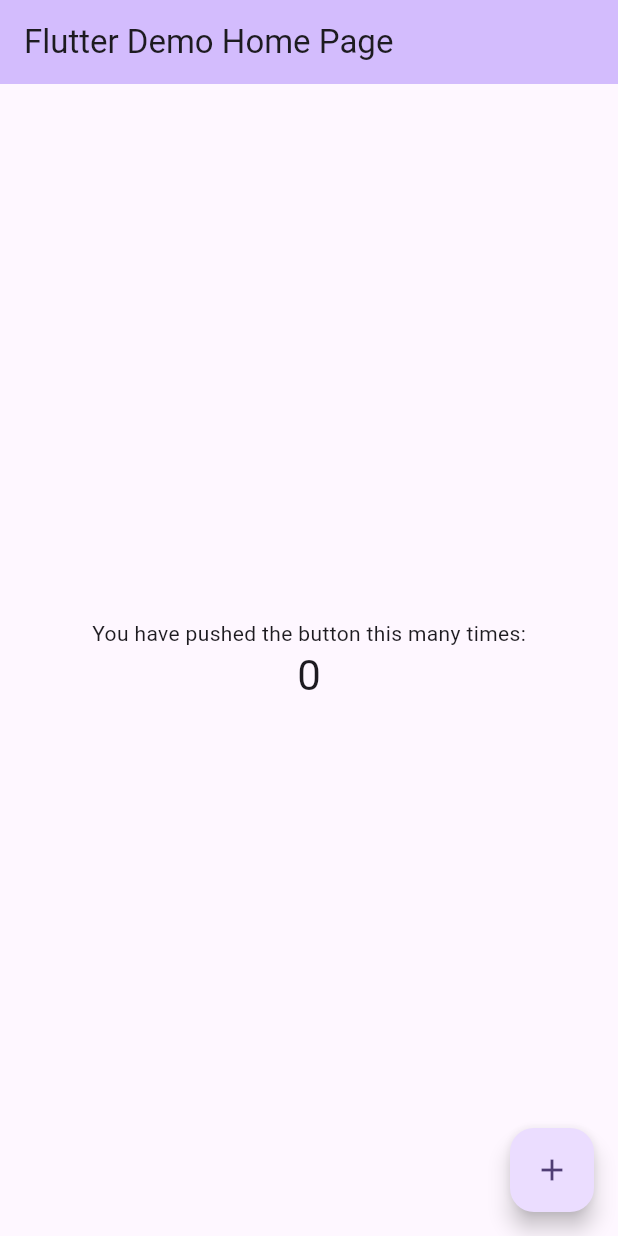
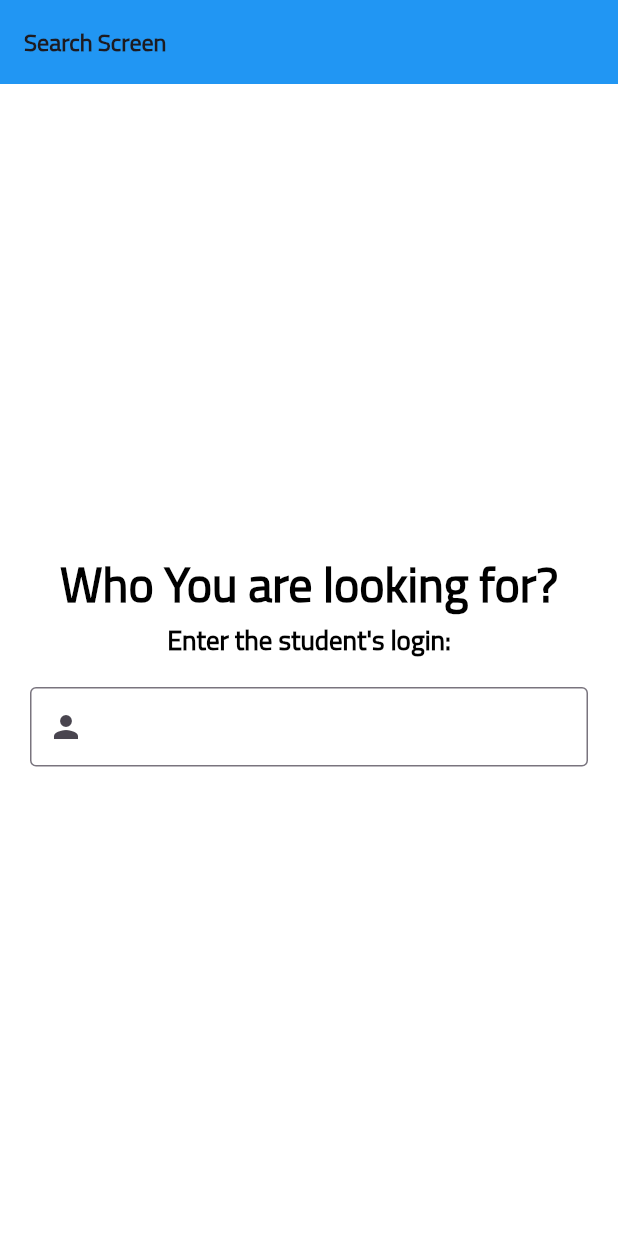
Before and after one commit to barimehdi77/Swifty-Companion, a Flutter app: the screen it shows after launch, on a phone screen of 412 x 824 dp. Run offline on Flutter 3.47's test engine with Material 3 defaults, Android fonts, the phone set to English and light mode, and no system bars.

Commit message:
feat: start working on the search screen

```diff
--- /dev/null
+++ b/lib/constants/themes/custom_themes/text_theme.dart
@@ -0,0 +1,134 @@
+import 'package:flutter/material.dart';
+
+class SCTextTheme {
+  SCTextTheme._();
+
+  static TextTheme lightTextTheme = TextTheme(
+    // Headlines TextStyle
+    headlineLarge: const TextStyle().copyWith(
+      fontSize: 32.0,
+      fontWeight: FontWeight.bold,
+      color: Colors.black,
+    ),
+    headlineMedium: const TextStyle().copyWith(
+      fontSize: 24.0,
+      fontWeight: FontWeight.bold,
+      color: Colors.black,
+    ),
+    headlineSmall: const TextStyle().copyWith(
+      fontSize: 18.0,
+      fontWeight: FontWeight.bold,
+      color: Colors.black,
+    ),
+
+    // Title TextStyle
+    titleLarge: const TextStyle().copyWith(
+      fontSize: 16.0,
+      fontWeight: FontWeight.w600,
+      color: Colors.black,
+    ),
+    titleMedium: const TextStyle().copyWith(
+      fontSize: 16.0,
+      fontWeight: FontWeight.w500,
+      color: Colors.black,
+    ),
+    titleSmall: const TextStyle().copyWith(
+      fontSize: 16.0,
+      fontWeight: FontWeight.w300,
+      color: Colors.black,
+    ),
+
+    // Body TextStyle
+    bodyLarge: const TextStyle().copyWith(
+      fontSize: 14.0,
+      fontWeight: FontWeight.w500,
+      color: Colors.black,
+    ),
+    bodyMedium: const TextStyle().copyWith(
+      fontSize: 14.0,
+      fontWeight: FontWeight.normal,
+      color: Colors.black,
+    ),
+    bodySmall: const TextStyle().copyWith(
+      fontSize: 14.0,
+      fontWeight: FontWeight.w500,
+      color: Colors.black.withOpacity(0.5),
+    ),
+
+    // Label TextStyle
+    labelLarge: const TextStyle().copyWith(
+      fontSize: 12.0,
+      fontWeight: FontWeight.normal,
+      color: Colors.black,
+    ),
+    labelMedium: const TextStyle().copyWith(
+      fontSize: 12.0,
+      fontWeight: FontWeight.normal,
+      color: Colors.black,
+    ),
+  );
+  static TextTheme darkTextTheme = TextTheme(
+    // Headlines TextStyle
+    headlineLarge: const TextStyle().copyWith(
+      fontSize: 32.0,
+      fontWeight: FontWeight.bold,
+      color: Colors.white,
+    ),
+    headlineMedium: const TextStyle().copyWith(
+      fontSize: 24.0,
+      fontWeight: FontWeight.bold,
+      color: Colors.white,
+    ),
+    headlineSmall: const TextStyle().copyWith(
+      fontSize: 18.0,
+      fontWeight: FontWeight.bold,
+      color: Colors.white,
+    ),
+
+    // Title TextStyle
+    titleLarge: const TextStyle().copyWith(
+      fontSize: 16.0,
+      fontWeight: FontWeight.w600,
+      color: Colors.white,
+    ),
+    titleMedium: const TextStyle().copyWith(
+      fontSize: 16.0,
+      fontWeight: FontWeight.w500,
+      color: Colors.white,
+    ),
+    titleSmall: const TextStyle().copyWith(
+      fontSize: 16.0,
+      fontWeight: FontWeight.w300,
+      color: Colors.white,
+    ),
+
+    // Body TextStyle
+    bodyLarge: const TextStyle().copyWith(
+      fontSize: 14.0,
+      fontWeight: FontWeight.w500,
+      color: Colors.white,
+    ),
+    bodyMedium: const TextStyle().copyWith(
+      fontSize: 14.0,
+      fontWeight: FontWeight.normal,
+      color: Colors.white,
+    ),
+    bodySmall: const TextStyle().copyWith(
+      fontSize: 14.0,
+      fontWeight: FontWeight.w500,
+      color: Colors.white.withOpacity(0.5),
+    ),
+
+    // Label TextStyle
+    labelLarge: const TextStyle().copyWith(
+      fontSize: 12.0,
+      fontWeight: FontWeight.normal,
+      color: Colors.white,
+    ),
+    labelMedium: const TextStyle().copyWith(
+      fontSize: 12.0,
+      fontWeight: FontWeight.normal,
+      color: Colors.white,
+    ),
+  );
+}
--- /dev/null
+++ b/lib/constants/themes/theme.dart
@@ -0,0 +1,25 @@
+import 'package:flutter/material.dart';
+import 'package:swifty_companion/constants/themes/custom_themes/text_theme.dart';
+
+class SCAppTheme {
+  SCAppTheme._();
+
+  static ThemeData lightTheme = ThemeData(
+    useMaterial3: true,
+    fontFamily: 'Cairo',
+    brightness: Brightness.light,
+    primaryColor: Colors.blue,
+    scaffoldBackgroundColor: Colors.white,
+    textTheme: SCTextTheme.lightTextTheme,
+  );
+
+  static ThemeData darkTheme = ThemeData(
+    useMaterial3: true,
+    fontFamily: 'Cairo',
+    brightness: Brightness.dark,
+    primaryColor: Colors.blue,
+    scaffoldBackgroundColor: Colors.black,
+    textTheme: SCTextTheme.darkTextTheme,
+  );
+
+}
--- /dev/null
+++ b/lib/features/search/screens/search_screen.dart
@@ -0,0 +1,59 @@
+import 'package:flutter/material.dart';
+
+class SearchScreen extends StatefulWidget {
+  const SearchScreen({super.key});
+
+  @override
+  State<SearchScreen> createState() => _SearchScreenState();
+}
+
+class _SearchScreenState extends State<SearchScreen> {
+  final TextEditingController _searchController = TextEditingController();
+
+  @override
+  Widget build(BuildContext context) {
+    final theme = Theme.of(context);
+    return Scaffold(
+      appBar: AppBar(
+        backgroundColor: theme.primaryColor,
+        title: const Text("Search Screen"),
+      ),
+      body: Container(
+        padding: const EdgeInsets.all(20),
+        child: Column(
+          mainAxisAlignment: MainAxisAlignment.center,
+          children: <Widget>[
+            Text(
+              'Who You are looking for?',
+              style: theme.textTheme.headlineLarge,
+            ),
+            const SizedBox(
+              height: 5,
+            ),
+            Text(
+              'Enter the student\'s login:',
+              style: theme.textTheme.headlineSmall,
+            ),
+            const SizedBox(
+              height: 20,
+            ),
+            TextFormField(
+              controller: _searchController,
+              textInputAction: TextInputAction.search,
+              autofocus: false,
+              maxLines: 1,
+              enableSuggestions: true,
+              keyboardType: TextInputType.name,
+              decoration: const InputDecoration(
+                border: OutlineInputBorder(),
+                prefixIcon: Icon(
+                  Icons.person,
+                ),
+              ),
+            ),
+          ],
+        ),
+      ),
+    );
+  }
+}
--- a/lib/main.dart
+++ b/lib/main.dart
@@ -1,4 +1,6 @@
 import 'package:flutter/material.dart';
+import 'package:swifty_companion/constants/themes/theme.dart';
+import 'package:swifty_companion/features/search/screens/search_screen.dart';
 
 void main() {
   runApp(const MyApp());
@@ -9,60 +11,16 @@ class MyApp extends StatelessWidget {
   @override
   Widget build(BuildContext context) {
     return MaterialApp(
-      title: 'Flutter Demo',
-      theme: ThemeData(
-        colorScheme: ColorScheme.fromSeed(seedColor: Colors.deepPurple),
-        useMaterial3: true,
-      ),
-      home: const MyHomePage(title: 'Flutter Demo Home Page'),
+      title: 'Swifty Companion',
+      debugShowCheckedModeBanner: false,
+      themeMode: ThemeMode.system,
+      theme: SCAppTheme.lightTheme,
+      darkTheme: SCAppTheme.darkTheme,
+      // home: const MyHomePage(title: 'Flutter Demo Home Page'),
+      routes: {
+        '/': (context) => const SearchScreen(),
+        // '/profile': (context) => ProfileScreen(),
+      },
     );
   }
 }
-
-class MyHomePage extends StatefulWidget {
-  const MyHomePage({super.key, required this.title});
-
-  final String title;
-
-  @override
-  State<MyHomePage> createState() => _MyHomePageState();
-}
-
-class _MyHomePageState extends State<MyHomePage> {
-  int _counter = 0;
-
-  void _incrementCounter() {
-    setState(() {
-      _counter++;
-    });
-  }
-
-  @override
-  Widget build(BuildContext context) {
-    return Scaffold(
-      appBar: AppBar(
-        backgroundColor: Theme.of(context).colorScheme.inversePrimary,
-        title: Text(widget.title),
-      ),
-      body: Center(
-        child: Column(
-          mainAxisAlignment: MainAxisAlignment.center,
-          children: <Widget>[
-            const Text(
-              'You have pushed the button this many times:',
-            ),
-            Text(
-              '$_counter',
-              style: Theme.of(context).textTheme.headlineMedium,
-            ),
-          ],
-        ),
-      ),
-      floatingActionButton: FloatingActionButton(
-        onPressed: _incrementCounter,
-        tooltip: 'Increment',
-        child: const Icon(Icons.add),
-      ),
-    );
-  }
-}
```
Also changed, not shown: pubspec.yaml (+11 -11 lines), assets/fonts/Cairo-Bold.ttf (added), assets/fonts/Cairo-Regular.ttf (added), assets/fonts/Montserrat-Bold.ttf (added), assets/fonts/Montserrat-Regular.ttf (added), 2 other files.
